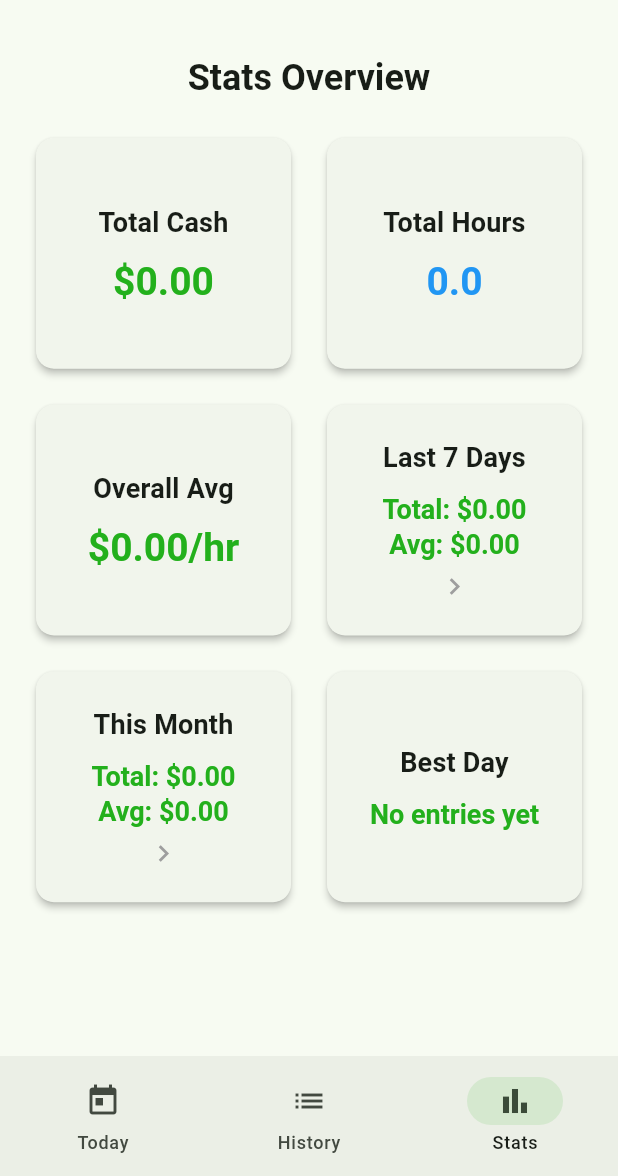
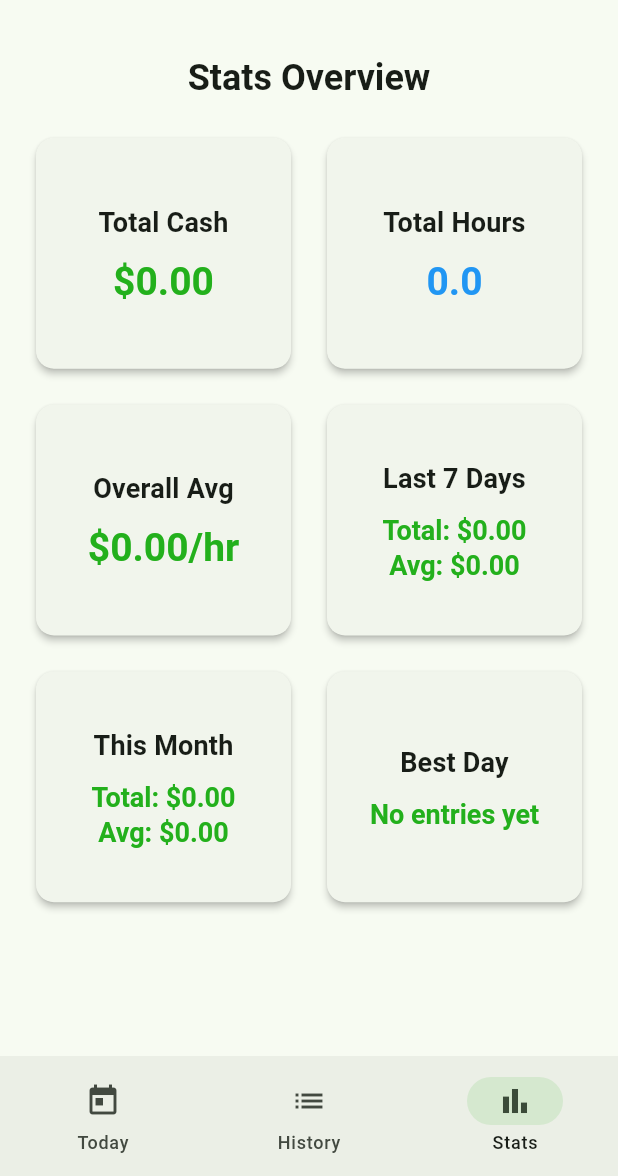
Before and after one commit to AHJS93/tiptracker, a Flutter app: the screen it shows after launch, item 3 of the bottom bar chosen, on a phone screen of 412 x 824 dp, the part 60-1236 px from its top. Run offline on Flutter 3.47's test engine with Material 3 defaults, Android fonts, the light colour scheme and no system bars; our stand-ins replace flutter_svg, hive, hive_flutter; accounts and stored records are empty.

Commit message:
-Removed arrow icon for week and month

```diff
--- a/lib/pages/stats_page.dart
+++ b/lib/pages/stats_page.dart
@@ -91,7 +91,6 @@ class StatsPage extends StatelessWidget {
                 value:
                     "Total: \$${weeklyCash.toStringAsFixed(2)}\nAvg: \$${weeklyAvg.toStringAsFixed(2)}",
                 isLarge: false,
-                showArrow: true,
                 onTap: () {
                   Navigator.push(
                     context,
@@ -108,7 +107,6 @@ class StatsPage extends StatelessWidget {
                 value:
                     "Total: \$${monthlyCash.toStringAsFixed(2)}\nAvg: \$${monthlyAvg.toStringAsFixed(2)}",
                 isLarge: false,
-                showArrow: true,
                 onTap: () {
                   Navigator.push(
                     context,
@@ -134,14 +132,12 @@ class _StatCard extends StatelessWidget {
   final String label;
   final String value;
   final bool isLarge;
-  final bool showArrow;
   final VoidCallback? onTap; // 👈 NEW
 
   const _StatCard({
     required this.label,
     required this.value,
     this.isLarge = true,
-    this.showArrow = false,
     this.onTap, // 👈 NEW
   });
 
@@ -202,16 +198,6 @@ class _StatCard extends StatelessWidget {
                               ))
                         ?.copyWith(color: _getValueColor()),
               ),
-
-              if (showArrow)
-                const Padding(
-                  padding: EdgeInsets.only(top: 6),
-                  child: Icon(
-                    Icons.chevron_right,
-                    size: 22,
-                    color: Colors.grey,
-                  ),
-                ),
             ],
           ),
         ),
```
